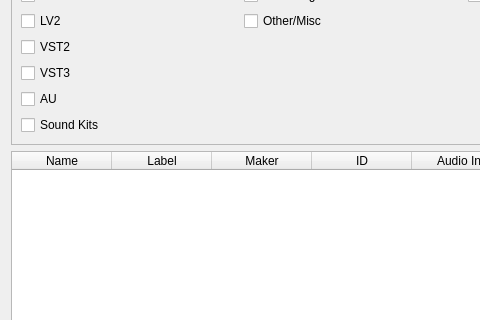
Qt form resources/ui/carla_database.ui (falkTX/Carla) before a commit; both pictures show x 0 to 480 and y 137 to 457 of the 929 by 565 pixel window.
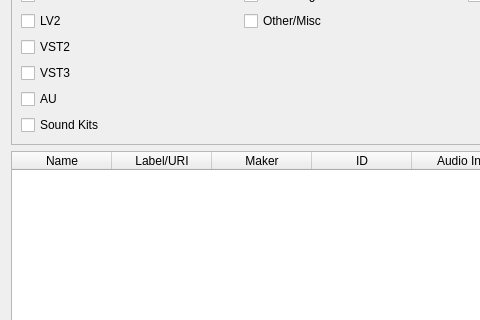
The same form after that commit. Icons and pictures are not drawn.

Commit message: Show "Label/URI" instead of just "Label"

```diff
--- a/resources/ui/carla_database.ui
+++ b/resources/ui/carla_database.ui
@@ -290,7 +290,7 @@
      </column>
      <column>
       <property name="text">
-       <string>Label</string>
+       <string>Label/URI</string>
       </property>
      </column>
      <column>
```
